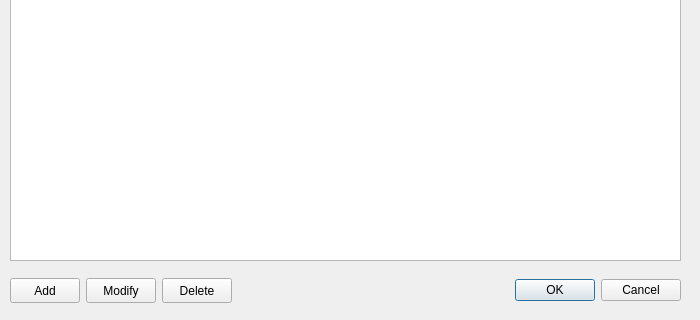
Above: streetviewdialog.ui from pgulyaev88/elpos.manager before the change; both pictures show x 0 to 700 and y 300 to 620 of the 700 by 620 pixel window. Below: the same form after it.
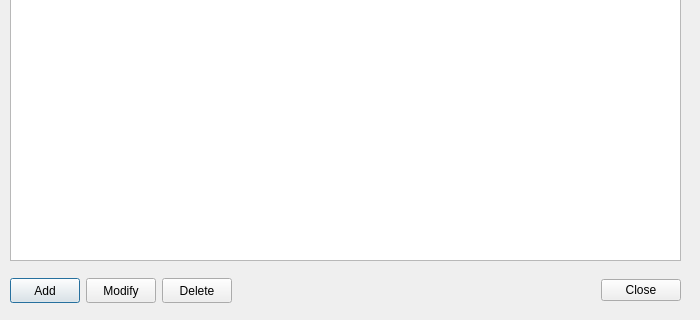
That is the form after the change.

```diff
--- a/streetviewdialog.ui
+++ b/streetviewdialog.ui
@@ -96,7 +96,7 @@
     <item>
      <widget class="QDialogButtonBox" name="streetButtonBox">
       <property name="standardButtons">
-       <set>QDialogButtonBox::Cancel|QDialogButtonBox::Ok</set>
+       <set>QDialogButtonBox::Close</set>
       </property>
       <property name="centerButtons">
        <bool>false</bool>
```
